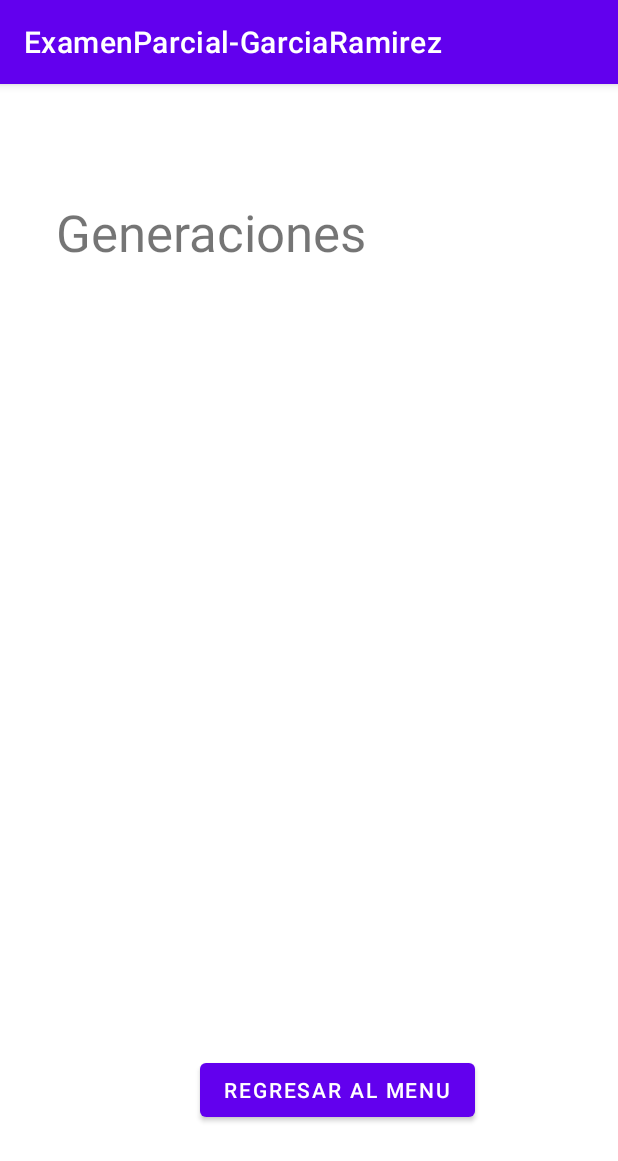
After one commit to M1guel21gr/ExamenParcial-GarciaRamirez, an Android app: the GeneracionActivity screen opened directly, with no data from a screen before it, on a phone screen of 412 x 824 dp. The commit adds this screen. Shown: the top 1161 px of the screen. Run offline under Robolectric (Android 15) with nearby library versions, the phone set to English and light mode, and no system bars.

Commit message:
Pregunta 4

```diff
--- a/app/src/main/AndroidManifest.xml
+++ b/app/src/main/AndroidManifest.xml
@@ -12,6 +12,13 @@
         android:supportsRtl="true"
         android:theme="@style/Theme.ExamenParcialGarciaRamirez"
         tools:targetApi="31">
+        <activity
+            android:name=".GeneracionActivity"
+            android:exported="false">
+            <meta-data
+                android:name="android.app.lib_name"
+                android:value="" />
+        </activity>
         <activity
             android:name=".ZodiacoActivity"
             android:exported="false">
--- a/app/src/main/java/com/example/examenparcial_garciaramirez/CorporalActivity.kt
+++ b/app/src/main/java/com/example/examenparcial_garciaramirez/CorporalActivity.kt
@@ -44,7 +44,5 @@ class CorporalActivity : AppCompatActivity() {
             }
 
         }
-        val intent = Intent(this, CorporalActivity::class.java)
-        startActivity(intent)
     }
 }
--- /dev/null
+++ b/app/src/main/java/com/example/examenparcial_garciaramirez/GeneracionActivity.kt
@@ -0,0 +1,20 @@
+package com.example.examenparcial_garciaramirez
+
+import android.content.Intent
+import androidx.appcompat.app.AppCompatActivity
+import android.os.Bundle
+import android.widget.Button
+
+class GeneracionActivity : AppCompatActivity() {
+    override fun onCreate(savedInstanceState: Bundle?) {
+        super.onCreate(savedInstanceState)
+        setContentView(R.layout.activity_generacion)
+
+        val btnregMenGen: Button = findViewById(R.id.btnregMenGen)
+
+        btnregMenGen.setOnClickListener {
+            val intent = Intent(this, MenuActivity::class.java)
+            startActivity(intent)
+        }
+    }
+}
--- /dev/null
+++ b/app/src/main/res/layout/activity_generacion.xml
@@ -0,0 +1,44 @@
+<?xml version="1.0" encoding="utf-8"?>
+<androidx.constraintlayout.widget.ConstraintLayout xmlns:android="http://schemas.android.com/apk/res/android"
+    xmlns:app="http://schemas.android.com/apk/res-auto"
+    xmlns:tools="http://schemas.android.com/tools"
+    android:layout_width="match_parent"
+    android:layout_height="match_parent"
+    tools:context=".GeneracionActivity">
+
+    <TextView
+        android:id="@+id/textView14"
+        android:layout_width="wrap_content"
+        android:layout_height="wrap_content"
+        android:layout_marginStart="37dp"
+        android:layout_marginTop="76dp"
+        android:layout_marginBottom="64dp"
+        android:text="Generaciones"
+        android:textSize="34sp"
+        app:layout_constraintBottom_toTopOf="@+id/recyclerView"
+        app:layout_constraintStart_toStartOf="parent"
+        app:layout_constraintTop_toTopOf="parent" />
+
+    <Button
+        android:id="@+id/btnregMenGen"
+        android:layout_width="wrap_content"
+        android:layout_height="wrap_content"
+        android:layout_marginEnd="95dp"
+        android:layout_marginBottom="73dp"
+        android:text="Regresar al menu"
+        app:layout_constraintBottom_toBottomOf="parent"
+        app:layout_constraintEnd_toEndOf="parent"
+        app:layout_constraintTop_toBottomOf="@+id/recyclerView" />
+
+    <androidx.recyclerview.widget.RecyclerView
+        android:id="@+id/recyclerView"
+        android:layout_width="0dp"
+        android:layout_height="0dp"
+        android:layout_marginStart="67dp"
+        android:layout_marginEnd="67dp"
+        android:layout_marginBottom="117dp"
+        app:layout_constraintBottom_toTopOf="@+id/btnregMenGen"
+        app:layout_constraintEnd_toEndOf="parent"
+        app:layout_constraintStart_toStartOf="parent"
+        app:layout_constraintTop_toBottomOf="@+id/textView14" />
+</androidx.constraintlayout.widget.ConstraintLayout>
```
